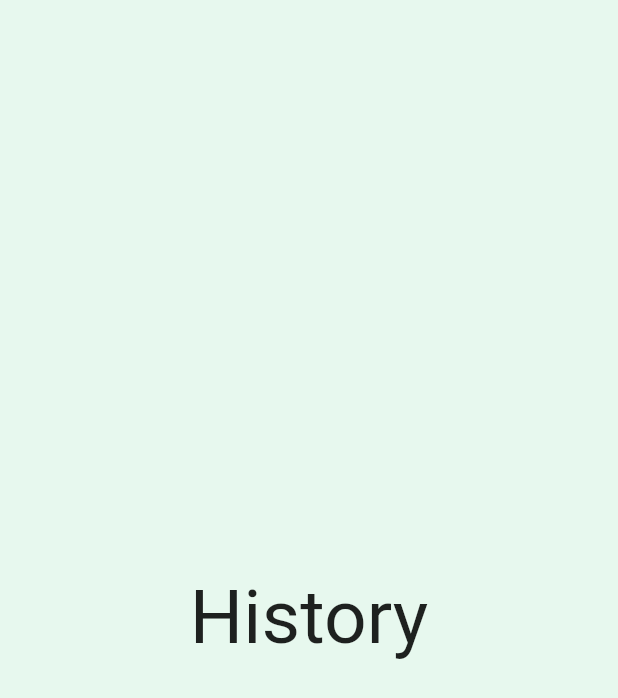
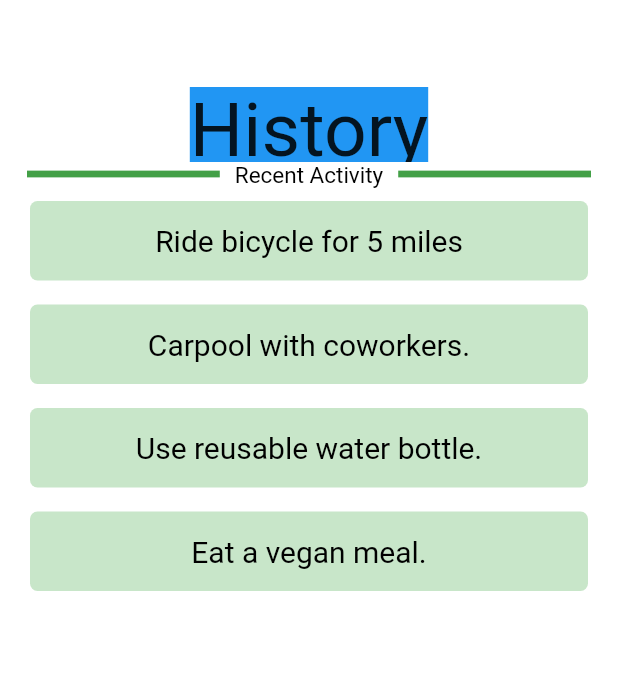
Before and after one commit to caitlinstanton/ivyhacks, a Flutter app: the HistoryScreen screen opened directly, on a phone screen of 412 x 824 dp. Shown: the top 698 px of the screen. Run offline on Flutter 3.47's test engine with Material 2 defaults, Android fonts, the phone set to English and light mode, and no system bars; our stand-ins replace cloud_firestore, firebase_auth, firebase_core, flutter_icons, flutter_spinkit, google_fonts; accounts and stored records are empty; network calls fail; Roboto replaces fonts that are missing (Sen).

Commit message:
Create mock history page

```diff
--- a/lib/screens/donation_screen/demo_company_screen.dart
+++ b/lib/screens/donation_screen/demo_company_screen.dart
@@ -15,7 +15,7 @@ class CompanyDetailsScreen extends StatelessWidget {
       slivers: <Widget>[
         SliverAppBar(
           iconTheme: IconThemeData(
-            color: Colors.black, //change your color here
+            color: Colors.white,
           ),
           pinned: true,
           expandedHeight: screen.height * 0.4,
--- a/lib/screens/history_screen/history_screen.dart
+++ b/lib/screens/history_screen/history_screen.dart
@@ -1,5 +1,7 @@
 import 'package:flutter/material.dart';
+import 'package:ivyhack/components/item_card.dart';
 import 'package:ivyhack/models/constants.dart';
+import 'package:ivyhack/models/text.dart';
 
 class HistoryScreen extends StatefulWidget {
   @override
@@ -10,15 +12,60 @@ class _HistoryScreenState extends State<HistoryScreen> {
   @override
   Widget build(BuildContext context) {
     return Scaffold(
-      backgroundColor: Constant.LIGHT_GREEN,
+      backgroundColor: Colors.white,
       body: Center(
-        child: Text(
-          "History",
-          style: TextStyle(
-            fontSize: 50,
-          ),
+        child: Column(
+          children: [
+            // TODO: To be replaced by graph
+            Padding(
+              padding: const EdgeInsets.only(top: 58.0),
+              child: Container(
+                color: Colors.blue,
+                height: 50,
+                child: Text(
+                  "History",
+                  style: TextStyle(
+                    fontSize: 50,
+                  ),
+                ),
+              ),
+            ),
+
+            Stack(
+              children: [
+                Padding(
+                  padding: const EdgeInsets.symmetric(horizontal: 18.0),
+                  child: Divider(color: Colors.green[600], thickness: 4.5),
+                ),
+                Center(
+                  child: Container(
+                    padding: EdgeInsets.symmetric(horizontal:10.0),
+                    child: SenText("Recent Activity"),
+                    color: Colors.white,
+                  ),
+                ),
+              ],
+            ),
+            itemCard("Ride bicycle for 5 miles"),
+            itemCard("Carpool with coworkers."),
+            itemCard("Use reusable water bottle."),
+            itemCard("Eat a vegan meal."),
+          ],
         ),
       ),
     );
   }
 }
+
+Widget dividerBlock() {
+  return Column(
+    children: [
+      Text("asdfasdf"),
+      Divider(
+        color: Colors.black,
+        thickness: 2,
+      ),
+      Text("asdfasdf"),
+    ],
+  );
+}
```
